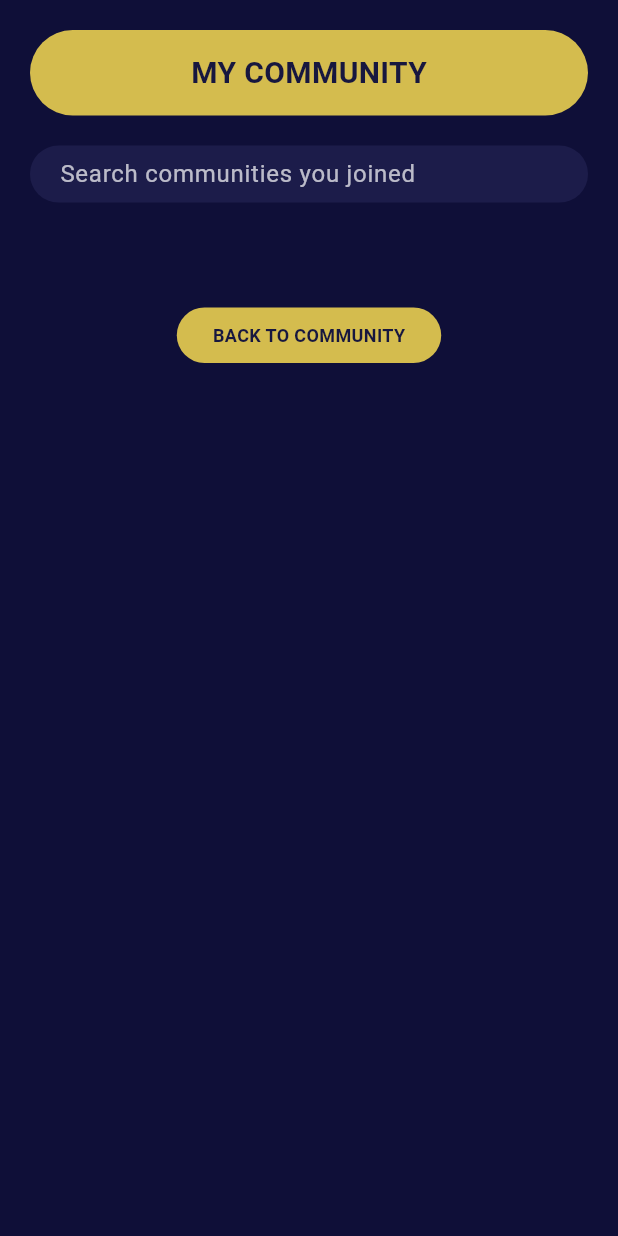
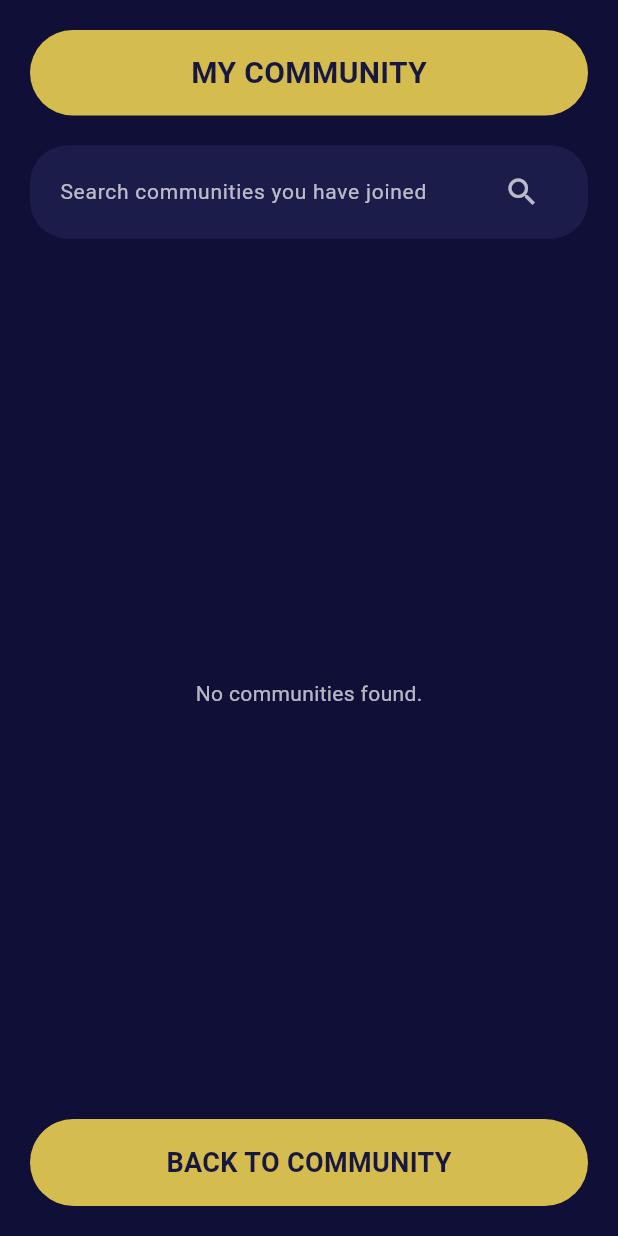
Before and after one commit to pbp-kelompok-f3/kulatih-mobile, a Flutter app: the CommunityPage screen opened directly, after a tap on "MY COMMUNITY", on a phone screen of 412 x 824 dp. Run offline on Flutter 3.47's test engine with Material 3 defaults, Android fonts, the light colour scheme and no system bars; our stand-ins replace google_fonts; missing offline and left inert: pbp_django_auth; accounts and stored records are empty; Roboto replaces fonts that are missing (BeVietnamPro).

Commit message:
revisi leave community

```diff
--- a/lib/alia-community/pages/community_page.dart
+++ b/lib/alia-community/pages/community_page.dart
@@ -18,7 +18,7 @@ class CommunityPage extends StatefulWidget {
   State<CommunityPage> createState() => _CommunityPageState();
 }
 
-class _CommunityPageState extends State<CommunityPage> {
+class _CommunityPageState extends State<CommunityPage> with AutomaticKeepAliveClientMixin {
   List<CommunityEntry> all = [];
   List<CommunityEntry> filtered = [];
   bool loading = true;
@@ -28,6 +28,9 @@ class _CommunityPageState extends State<CommunityPage> {
   // Pagination
   int currentPage = 1;
   final int itemsPerPage = 6;
+
+  @override
+  bool get wantKeepAlive => true;
 
   @override
   void initState() {
@@ -46,8 +49,11 @@ class _CommunityPageState extends State<CommunityPage> {
   /// LOAD COMMUNITIES
   /// ================================
   Future<void> fetchCommunities() async {
-    setState(() => loading = true); // 🔥 SET LOADING
+    if (mounted) {
+      setState(() => loading = true);
+    }
 
+    try {
       final request = context.read<CookieRequest>();
       final data = await CommunityService.getAllCommunities(request);
 
@@ -55,10 +61,16 @@ class _CommunityPageState extends State<CommunityPage> {
 
       setState(() {
         all = data;
-      filtered = data;
+        // Reapply filter setelah refresh
+        _filter();
         loading = false;
-      currentPage = 1;
       });
+    } catch (e) {
+      if (mounted) {
+        setState(() => loading = false);
+      }
+      print('Error fetching communities: $e');
+    }
   }
 
   /// ================================
@@ -74,7 +86,11 @@ class _CommunityPageState extends State<CommunityPage> {
                   c.shortDescription.toLowerCase().contains(q) ||
                   c.fullDescription.toLowerCase().contains(q);
             }).toList();
+
+      // Reset ke page 1 jika filter berubah
+      if (currentPage > totalPages && totalPages > 0) {
         currentPage = 1;
+      }
     });
   }
 
@@ -82,9 +98,10 @@ class _CommunityPageState extends State<CommunityPage> {
   /// PAGINATION HELPERS
   /// ================================
   int get totalPages =>
-      (filtered.length / itemsPerPage).ceil().clamp(1, 999);
+      filtered.isEmpty ? 1 : (filtered.length / itemsPerPage).ceil();
 
   List<CommunityEntry> get paginated {
+    if (filtered.isEmpty) return [];
     final start = (currentPage - 1) * itemsPerPage;
     final end = (start + itemsPerPage).clamp(0, filtered.length);
     if (start >= filtered.length) return [];
@@ -101,6 +118,8 @@ class _CommunityPageState extends State<CommunityPage> {
   /// PAGINATION UI (BOTTOM ONLY)
   /// ================================
   Widget _buildPagination() {
+    if (filtered.isEmpty) return const SizedBox.shrink();
+
     return Wrap(
       spacing: 10,
       alignment: WrapAlignment.center,
@@ -144,6 +163,8 @@ class _CommunityPageState extends State<CommunityPage> {
   /// ================================
   @override
   Widget build(BuildContext context) {
+    super.build(context); // Required for AutomaticKeepAliveClientMixin
+
     return Scaffold(
       backgroundColor: AppColors.indigo,
       body: SafeArea(
@@ -202,16 +223,17 @@ class _CommunityPageState extends State<CommunityPage> {
                     child: _navBtn(
                       "MY COMMUNITY",
                       () async {
-                        // 🔥 AWAIT RESULT
-                        final hasChanges = await Navigator.push<bool>(
+                        // 🔥 SELALU REFRESH SETELAH KEMBALI
+                        final result = await Navigator.push<bool>(
                           context,
                           MaterialPageRoute(
-                              builder: (_) => const MyCommunityPage()),
+                            builder: (_) => const MyCommunityPage(),
+                          ),
                         );
 
-                        // 🔥 REFRESH IF CHANGES DETECTED
-                        if (hasChanges == true && mounted) {
-                          fetchCommunities();
+                        // Refresh regardless of result untuk ensure data terbaru
+                        if (mounted) {
+                          await fetchCommunities();
                         }
                       },
                     ),
@@ -224,10 +246,11 @@ class _CommunityPageState extends State<CommunityPage> {
                         await Navigator.push(
                           context,
                           MaterialPageRoute(
-                              builder: (_) => const CreateCommunityPage()),
+                            builder: (_) => const CreateCommunityPage(),
+                          ),
                         );
                         if (mounted) {
-                          fetchCommunities();
+                          await fetchCommunities();
                         }
                       },
                     ),
@@ -239,17 +262,50 @@ class _CommunityPageState extends State<CommunityPage> {
 
               // LIST + PAGINATION AT BOTTOM
               Expanded(
+                child: RefreshIndicator(
+                  onRefresh: fetchCommunities,
+                  color: AppColors.gold,
                   child: loading
                       ? Center(
-                        child:
-                            CircularProgressIndicator(color: AppColors.gold),
+                          child: CircularProgressIndicator(
+                            color: AppColors.gold,
+                          ),
+                        )
+                      : filtered.isEmpty
+                          ? ListView(
+                              children: [
+                                SizedBox(
+                                  height: MediaQuery.of(context).size.height * 0.4,
+                                ),
+                                Center(
+                                  child: Column(
+                                    children: [
+                                      Icon(
+                                        Icons.search_off,
+                                        size: 64,
+                                        color: AppColors.textLight,
+                                      ),
+                                      const SizedBox(height: 16),
+                                      Text(
+                                        'No communities found',
+                                        style: TextStyle(
+                                          color: AppColors.textLight,
+                                          fontSize: 16,
+                                        ),
+                                      ),
+                                    ],
+                                  ),
+                                ),
+                              ],
                             )
                           : ListView.builder(
+                              key: ValueKey('community_list_${all.length}'),
                               itemCount: paginated.length + 1,
                               itemBuilder: (_, i) {
                                 if (i < paginated.length) {
                                   final c = paginated[i];
                                   return CommunityCard(
+                                    key: ValueKey('community_${c.id}'),
                                     community: c,
                                     onTap: () async {
                                       await Navigator.push(
@@ -260,20 +316,19 @@ class _CommunityPageState extends State<CommunityPage> {
                                         ),
                                       );
                                       if (mounted) {
-                                  fetchCommunities();
+                                        await fetchCommunities();
                                       }
                                     },
                                   );
                                 }
 
-                          // BOTTOM PAGINATION (scroll dulu baru keliatan)
+                                // BOTTOM PAGINATION
                                 return Padding(
                                   padding: const EdgeInsets.symmetric(vertical: 30),
-                            child: filtered.isNotEmpty
-                                ? _buildPagination()
-                                : const SizedBox.shrink(),
+                                  child: _buildPagination(),
                                 );
                               },
+                            ),
                 ),
               ),
             ],
--- a/lib/alia-community/pages/my_community_page.dart
+++ b/lib/alia-community/pages/my_community_page.dart
@@ -15,21 +15,22 @@ class MyCommunityPage extends StatefulWidget {
 }
 
 class _MyCommunityPageState extends State<MyCommunityPage> {
-  List<CommunityEntry> all = [];
-  List<CommunityEntry> filtered = [];
-  bool loading = true;
-  bool hasChanges = false; // 🔥 TRACK CHANGES
+  List<CommunityEntry> _myCommunities = [];
+  List<CommunityEntry> _filteredCommunities = [];
+  bool _loading = true;
 
   final TextEditingController _searchController = TextEditingController();
 
+  // Pagination
   int currentPage = 1;
-  final int itemsPerPage = 6;
+  int itemsPerPage = 6;
+  int totalPages = 1;
 
   @override
   void initState() {
     super.initState();
     _load();
-    _searchController.addListener(_filter);
+    _searchController.addListener(_filterCommunities);
   }
 
   @override
@@ -38,69 +39,65 @@ class _MyCommunityPageState extends State<MyCommunityPage> {
     super.dispose();
   }
 
-  /// ================================
-  /// LOAD DATA
-  /// ================================
   Future<void> _load() async {
     final request = context.read<CookieRequest>();
     final data = await CommunityService.getMyCommunities(request);
 
-    if (!mounted) return;
-
     setState(() {
-      all = data;
-      filtered = data;
-      loading = false;
+      _myCommunities = data;
+      _filteredCommunities = data;
+      _loading = false;
+      _calculateTotalPages();
     });
   }
 
-  /// ================================
-  /// SEARCH
-  /// ================================
-  void _filter() {
+  void _filterCommunities() {
     final q = _searchController.text.toLowerCase().trim();
+
     setState(() {
-      filtered = q.isEmpty
-          ? all
-          : all.where((c) {
+      if (q.isEmpty) {
+        _filteredCommunities = _myCommunities;
+      } else {
+        _filteredCommunities = _myCommunities.where((c) {
           return c.name.toLowerCase().contains(q) ||
               c.shortDescription.toLowerCase().contains(q) ||
               c.fullDescription.toLowerCase().contains(q);
         }).toList();
+      }
       currentPage = 1;
+      _calculateTotalPages();
     });
   }
 
-  /// ================================
-  /// PAGINATION
-  /// ================================
-  int get totalPages =>
-      (filtered.length / itemsPerPage).ceil().clamp(1, 999);
+  void _calculateTotalPages() {
+    totalPages = (_filteredCommunities.length / itemsPerPage).ceil();
+    if (totalPages == 0) totalPages = 1;
+  }
 
-  List<CommunityEntry> get paginated {
-    final start = (currentPage - 1) * itemsPerPage;
-    final end = (start + itemsPerPage).clamp(0, filtered.length);
-    if (start >= filtered.length) return [];
-    return filtered.sublist(start, end);
+  List<CommunityEntry> _getPaginatedCommunities() {
+    int startIndex = (currentPage - 1) * itemsPerPage;
+    int endIndex = startIndex + itemsPerPage;
+    if (endIndex > _filteredCommunities.length) {
+      endIndex = _filteredCommunities.length;
+    }
+    return _filteredCommunities.sublist(startIndex, endIndex);
   }
 
   void _goToPage(int page) {
     if (page >= 1 && page <= totalPages) {
-      setState(() => currentPage = page);
+      setState(() {
+        currentPage = page;
+      });
     }
   }
 
-  /// ================================
-  /// LEAVE
-  /// ================================
   Future<void> _confirmLeave(CommunityEntry community) async {
     final ok = await showDialog<bool>(
       context: context,
       builder: (ctx) => AlertDialog(
         title: const Text("Leave community?"),
         content: Text(
-          'Are you sure you want to leave "${community.name}" community?\nYou can rejoin later.',
-        ),
+            'Are you sure you want to leave "${community.name}" community?\nYou can rejoin later.'),
         actions: [
           TextButton(
             onPressed: () => Navigator.pop(ctx, false),
@@ -127,22 +124,21 @@ class _MyCommunityPageState extends State<MyCommunityPage> {
 
     if (ok) {
       setState(() {
-        all.removeWhere((c) => c.id == community.id);
-        filtered.removeWhere((c) => c.id == community.id);
-        if (currentPage > totalPages) currentPage = totalPages;
-        hasChanges = true; // 🔥 MARK AS CHANGED
+        _myCommunities.removeWhere((c) => c.id == community.id);
+        _filteredCommunities.removeWhere((c) => c.id == community.id);
+        _calculateTotalPages();
+        if (currentPage > totalPages) {
+          currentPage = totalPages;
+        }
       });
 
-      if (mounted) {
       ScaffoldMessenger.of(context).showSnackBar(
         SnackBar(
           content: Text('You have left "${community.name}" community.'),
           backgroundColor: Colors.green,
         ),
       );
-      }
     } else {
-      if (mounted) {
       ScaffoldMessenger.of(context).showSnackBar(
         const SnackBar(
           content: Text("Failed to leave community."),
@@ -151,62 +147,98 @@ class _MyCommunityPageState extends State<MyCommunityPage> {
       );
     }
   }
-  }
 
-  /// ================================
-  /// PAGINATION UI (BOTTOM ONLY)
-  /// ================================
   Widget _buildPagination() {
-    return Wrap(
-      spacing: 10,
-      alignment: WrapAlignment.center,
-      children: [
-        _page('<', currentPage > 1 ? currentPage - 1 : null),
-        for (int i = 1; i <= totalPages; i++)
-          _page('$i', i, active: i == currentPage),
-        _page('>', currentPage < totalPages ? currentPage + 1 : null),
-      ],
-    );
-  }
+    List<Widget> pageButtons = [];
 
-  Widget _page(String t, int? p, {bool active = false}) {
-    return GestureDetector(
-      onTap: p == null ? null : () => _goToPage(p),
+    // Previous button
+    pageButtons.add(
+      GestureDetector(
+        onTap: currentPage > 1 ? () => _goToPage(currentPage - 1) : null,
         child: Container(
-        width: 48,
-        height: 48,
+          width: 50,
+          height: 50,
           decoration: BoxDecoration(
-          color: active ? AppColors.gold : AppColors.card,
+            color: currentPage > 1 ? AppColors.card : AppColors.card.withOpacity(0.5),
             shape: BoxShape.circle,
           ),
-        alignment: Alignment.center,
+          child: Center(
             child: Text(
-          t,
+              '<',
               style: TextStyle(
+                color: currentPage > 1 ? AppColors.textWhite : AppColors.textLight,
+                fontSize: 18,
                 fontWeight: FontWeight.bold,
-            color: active
-                ? AppColors.indigoDark
-                : p == null
-                    ? AppColors.textLight
-                    : AppColors.textWhite,
+              ),
+            ),
+          ),
+        ),
+      ),
+    );
+
+    // Page numbers
+    for (int i = 1; i <= totalPages; i++) {
+      pageButtons.add(
+        GestureDetector(
+          onTap: () => _goToPage(i),
+          child: Container(
+            width: 50,
+            height: 50,
+            decoration: BoxDecoration(
+              color: i == currentPage ? AppColors.gold : AppColors.card,
+              shape: BoxShape.circle,
+            ),
+            child: Center(
+              child: Text(
+                '$i',
+                style: TextStyle(
+                  color: i == currentPage ? AppColors.indigoDark : AppColors.textWhite,
+                  fontSize: 16,
+                  fontWeight: FontWeight.bold,
+                ),
+              ),
             ),
           ),
         ),
       );
     }
 
-  /// ================================
-  /// UI
-  /// ================================
+    // Next button
+    pageButtons.add(
+      GestureDetector(
+        onTap: currentPage < totalPages ? () => _goToPage(currentPage + 1) : null,
+        child: Container(
+          width: 50,
+          height: 50,
+          decoration: BoxDecoration(
+            color: currentPage < totalPages ? AppColors.card : AppColors.card.withOpacity(0.5),
+            shape: BoxShape.circle,
+          ),
+          child: Center(
+            child: Text(
+              '>',
+              style: TextStyle(
+                color: currentPage < totalPages ? AppColors.textWhite : AppColors.textLight,
+                fontSize: 18,
+                fontWeight: FontWeight.bold,
+              ),
+            ),
+          ),
+        ),
+      ),
+    );
+
+    return Wrap(
+      spacing: 10,
+      runSpacing: 10,
+      alignment: WrapAlignment.center,
+      children: pageButtons,
+    );
+  }
+
   @override
   Widget build(BuildContext context) {
-    return WillPopScope(
-      // 🔥 INTERCEPT BACK BUTTON
-      onWillPop: () async {
-        Navigator.pop(context, hasChanges);
-        return false;
-      },
-      child: Scaffold(
+    return Scaffold(
       backgroundColor: AppColors.indigo,
       body: SafeArea(
         child: Padding(
@@ -215,14 +247,14 @@ class _MyCommunityPageState extends State<MyCommunityPage> {
             children: [
               const SizedBox(height: 20),
 
-                // TITLE
+              // ===== TITLE =====
               Container(
                 padding: const EdgeInsets.symmetric(vertical: 14),
                 decoration: BoxDecoration(
                   color: AppColors.gold,
                   borderRadius: BorderRadius.circular(30),
                 ),
-                  child: const Center(
+                child: Center(
                   child: Text(
                     "MY COMMUNITY",
                     style: TextStyle(
@@ -236,80 +268,90 @@ class _MyCommunityPageState extends State<MyCommunityPage> {
 
               const SizedBox(height: 20),
 
-                // SEARCH
+              // ===== SEARCH BAR =====
               Container(
-                  padding:
-                      const EdgeInsets.symmetric(horizontal: 20, vertical: 7),
+                padding: const EdgeInsets.symmetric(horizontal: 20, vertical: 7),
                 decoration: BoxDecoration(
                   color: AppColors.card,
                   borderRadius: BorderRadius.circular(25),
                 ),
                 child: TextField(
                   controller: _searchController,
-                    style: TextStyle(color: AppColors.textWhite),
+                  style: TextStyle(color: AppColors.textWhite, fontSize: 14),
+                  textAlignVertical: TextAlignVertical.center,
                   decoration: InputDecoration(
                     isCollapsed: true,
                     border: InputBorder.none,
-                      hintText: "Search communities you joined",
-                      hintStyle: TextStyle(color: AppColors.textLight),
+                    hintText: "Search communities you have joined",
+                    hintStyle: TextStyle(color: AppColors.textLight, fontSize: 14),
+                    suffixIcon: _searchController.text.isNotEmpty
+                        ? IconButton(
+                            icon: Icon(Icons.clear, color: AppColors.textLight),
+                            onPressed: () => _searchController.clear(),
+                          )
+                        : Icon(Icons.search, color: AppColors.textLight),
                   ),
                 ),
               ),
 
               const SizedBox(height: 20),
 
-                // LIST + FOOTER
+              // ===== LIST =====
               Expanded(
-                  child: loading
+                child: _loading
                     ? Center(
-                          child:
-                              CircularProgressIndicator(color: AppColors.gold),
+                        child: CircularProgressIndicator(color: AppColors.gold),
+                      )
+                    : _filteredCommunities.isEmpty
+                        ? Center(
+                            child: Text(
+                              "No communities found.",
+                              style: TextStyle(color: AppColors.textLight),
+                            ),
                           )
                         : ListView.builder(
-                          itemCount: paginated.length + 1,
+                            itemCount: _getPaginatedCommunities().length,
                             itemBuilder: (_, i) {
-                            if (i < paginated.length) {
                               return MyCommunityCard(
-                                community: paginated[i],
-                                onLeave: () => _confirmLeave(paginated[i]),
+                                community: _getPaginatedCommunities()[i],
+                                onLeave: () => _confirmLeave(_getPaginatedCommunities()[i]),
                               );
-                            }
+                            },
+                          ),
+              ),
 
-                            return Column(
-                              children: [
-                                const SizedBox(height: 30),
-                                if (filtered.isNotEmpty) _buildPagination(),
+              // ===== PAGINATION =====
+              if (!_loading && _filteredCommunities.isNotEmpty) ...[
                 const SizedBox(height: 20),
+                _buildPagination(),
+                const SizedBox(height: 20),
+              ],
+
+              // ===== BACK TO COMMUNITY BUTTON =====
               GestureDetector(
-                                  onTap: () {
-                                    // 🔥 RETURN hasChanges SIGNAL
-                                    Navigator.pop(context, hasChanges);
-                                  },
+                onTap: () => Navigator.pop(context),
                 child: Container(
-                                    padding: const EdgeInsets.symmetric(
-                                        vertical: 10, horizontal: 24),
+                  width: double.infinity,
+                  padding: const EdgeInsets.symmetric(vertical: 16),
                   decoration: BoxDecoration(
                     color: AppColors.gold,
-                                      borderRadius: BorderRadius.circular(20),
+                    borderRadius: BorderRadius.circular(30),
                   ),
-                                    child: const Text(
+                  child: Center(
+                    child: Text(
                       "BACK TO COMMUNITY",
                       style: TextStyle(
                         color: AppColors.indigoDark,
                         fontWeight: FontWeight.bold,
-                                        fontSize: 12,
+                        fontSize: 18,
                       ),
                     ),
                   ),
                 ),
-                                const SizedBox(height: 30),
+              ),
+
+              const SizedBox(height: 20),
             ],
-                            );
-                          },
-                        ),
-                ),
-              ],
-            ),
           ),
         ),
       ),
```
Lines whose indentation alone changed are shown as unchanged.
